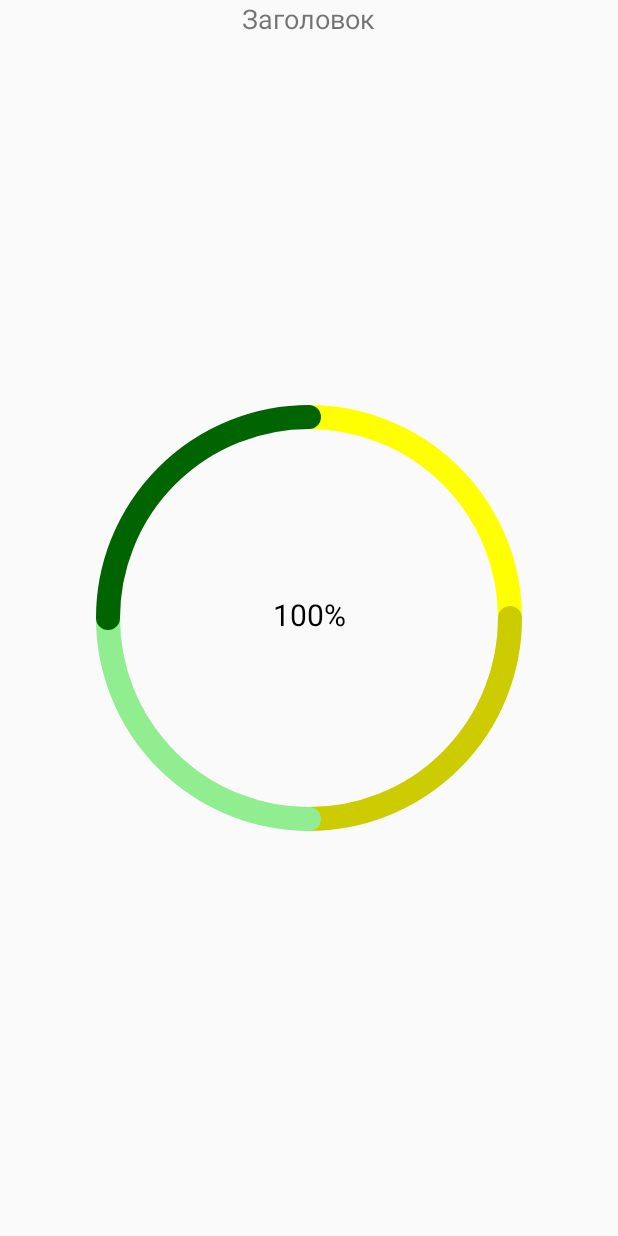
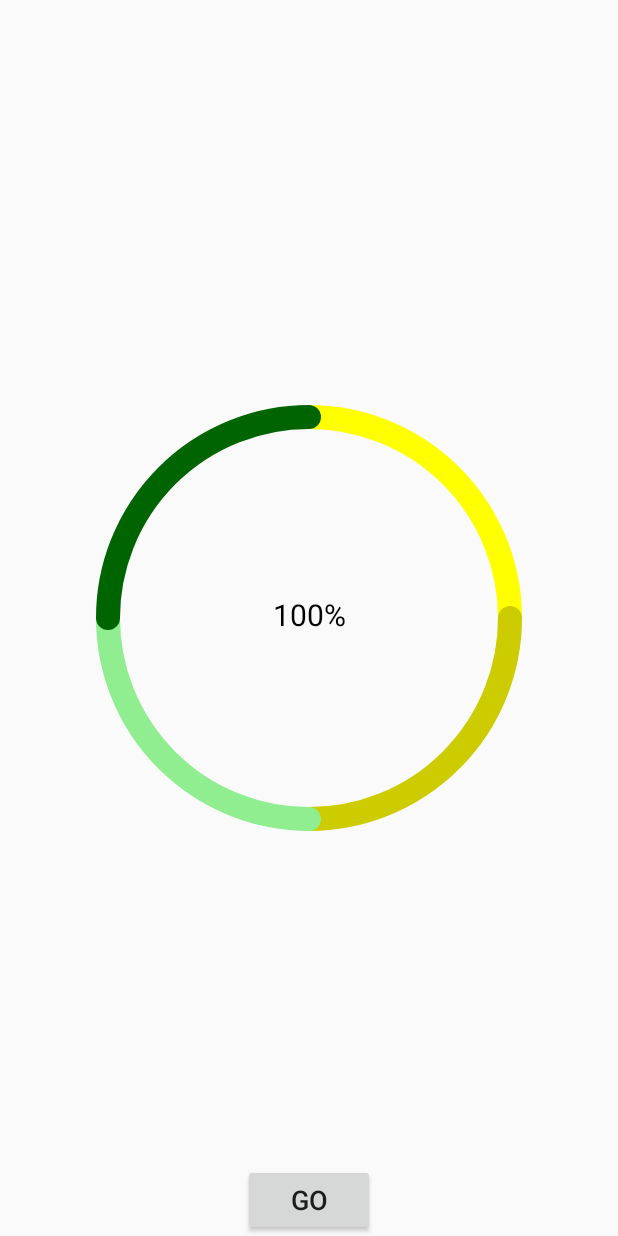
Before and after one commit to SergeiKhriapov/StatsView, an Android app: the screen it shows after launch (MainActivity), on a phone screen of 412 x 824 dp. Run offline under Robolectric (Android 15) with nearby library versions, the phone set to English and light mode, and no system bars.

Commit message:
Layouttransition

```diff
--- a/app/src/main/java/ru/netology/startsview/MainActivity.kt
+++ b/app/src/main/java/ru/netology/startsview/MainActivity.kt
@@ -1,66 +1,21 @@
 package ru.netology.startsview
 
-import android.animation.ValueAnimator
 import android.os.Bundle
-import android.view.animation.Animation
-import android.view.animation.AnimationUtils
-import android.view.animation.LinearInterpolator
-import android.widget.TextView
+import android.transition.Scene
+import android.transition.TransitionManager
+import android.view.View
+import android.view.ViewGroup
 import androidx.activity.ComponentActivity
-import org.w3c.dom.Text
-import ru.netology.startsview.ui.theme.StatsView
 
 class MainActivity : ComponentActivity() {
     override fun onCreate(savedInstanceState: Bundle?) {
         super.onCreate(savedInstanceState)
 
         setContentView(R.layout.activity_main)
-        val view = findViewById<StatsView>(R.id.statsView)
-        view.data = listOf(
-            1F,
-            1F,
-            1F,
-            1F
-        )
-
-        /*val textView = findViewById<TextView>(R.id.label)
-
-
-        view.animate()
-            .rotation(720F)
-            .setInterpolator(LinearInterpolator())
-            .setStartDelay(1000)
-            .setDuration(1000)
-            .start()*/
-
-        val animator = ValueAnimator.ofFloat(0f, 360f)
-        animator.duration = 5000 // 2 секунды
-        animator.interpolator = LinearInterpolator()
-        animator.addUpdateListener { animation ->
-            view.progress = animation.animatedValue as Float
+        val root = findViewById<ViewGroup>(R.id.root)
+        val scene = Scene.getSceneForLayout(root, R.layout.end_scene, this)
+        findViewById<View>(R.id.goButton).setOnClickListener {
+            TransitionManager.go(scene)
         }
-        animator.start()
-
-
-
-        /*   view.startAnimation(
-               AnimationUtils.loadAnimation(this, R.anim.animation).apply {
-                   setAnimationListener(object : Animation.AnimationListener {
-                       override fun onAnimationEnd(p0: Animation?) {
-                           textView.text = "onAnimationEnd"
-                       }
-
-                       override fun onAnimationRepeat(p0: Animation?) {
-                           textView.text = "onAnimationRepeat"
-                       }
-
-                       override fun onAnimationStart(p0: Animation?) {
-                           textView.text = "onAnimationStart"
-                       }
-
-                   })
-               }
-           )*/
-
     }
 }
--- a/app/src/main/java/ru/netology/startsview/ui/theme/StatsView.kt
+++ b/app/src/main/java/ru/netology/startsview/ui/theme/StatsView.kt
@@ -1,5 +1,6 @@
 package ru.netology.startsview.ui.theme
 
+import android.animation.ValueAnimator
 import android.content.Context
 import android.graphics.Canvas
 import android.graphics.Paint
@@ -7,6 +8,7 @@ import android.graphics.PointF
 import android.graphics.RectF
 import android.util.AttributeSet
 import android.view.View
+import android.view.animation.LinearInterpolator
 import androidx.core.content.withStyledAttributes
 import ru.netology.startsview.R
 import ru.netology.startsview.utils.AndroidUtils
@@ -39,7 +41,9 @@ class StatsView @JvmOverloads constructor(
         textAlign = Paint.Align.CENTER
     }
 
-    var progress: Float = 0f // 0..360
+    private var animator: ValueAnimator? = null
+
+    var progress: Float = 360f
         set(value) {
             field = value
             invalidate()
@@ -68,10 +72,15 @@ class StatsView @JvmOverloads constructor(
         }
     }
 
-    var data: List<Float> = emptyList()
+    var data: List<Float> = listOf(
+        1F,
+        1F,
+        1F,
+        1F
+    )
         set(value) {
             field = value
-            invalidate()
+            startAnimation()
         }
 
     override fun onSizeChanged(w: Int, h: Int, oldw: Int, oldh: Int) {
@@ -134,6 +143,19 @@ class StatsView @JvmOverloads constructor(
         }
     }
 
+    private fun startAnimation() {
+        animator?.cancel()
+        progress = 0f
+        animator = ValueAnimator.ofFloat(0f, 360f).apply {
+            duration = 10000
+            interpolator = LinearInterpolator()
+            addUpdateListener { animation ->
+                progress = animation.animatedValue as Float
+            }
+            start()
+        }
+    }
+
     enum class FillType { PARALLEL, SEQUENTIAL }
 
     private fun generateRandomColor(): Int =
--- a/app/src/main/res/layout/activity_main.xml
+++ b/app/src/main/res/layout/activity_main.xml
@@ -6,27 +6,23 @@
     android:layout_height="match_parent"
     tools:context=".MainActivity">
 
-    <TextView
-        android:id="@+id/label"
+    <FrameLayout
+        android:id="@+id/root"
+        android:layout_width="match_parent"
+        android:layout_height="match_parent">
+
+        <include layout="@layout/start_scene" />
+
+    </FrameLayout>
+
+
+    <Button
+        android:id="@+id/goButton"
         android:layout_width="wrap_content"
         android:layout_height="wrap_content"
-        android:layout_gravity="top|center_horizontal"
-        android:text="Заголовок"
+        android:layout_gravity="bottom|center_horizontal"
+        android:text="Go"
         android:textSize="18sp" />
 
-    <ru.netology.startsview.ui.theme.StatsView
-        android:id="@+id/statsView"
-        android:layout_width="300dp"
-        android:layout_height="300dp"
-        android:layout_gravity="center"
-        app:color1="#FFFF00"
-        app:color2="#CCCC00"
-        app:color3="#90EE90"
-        app:color4="#006400"
-        app:lineWidth="16dp"
-        app:textSize="20sp"
-
-        app:fillType="sequential"
-        />
 
 </FrameLayout>
--- /dev/null
+++ b/app/src/main/res/layout/start_scene.xml
@@ -0,0 +1,21 @@
+<?xml version="1.0" encoding="utf-8"?>
+<merge xmlns:android="http://schemas.android.com/apk/res/android"
+    android:layout_width="match_parent"
+    android:layout_height="match_parent"
+    xmlns:app="http://schemas.android.com/apk/res-auto">
+
+    <ru.netology.startsview.ui.theme.StatsView
+        android:id="@+id/statsView"
+        android:layout_width="300dp"
+        android:layout_height="300dp"
+        android:layout_gravity="center"
+        app:color1="#FFFF00"
+        app:color2="#CCCC00"
+        app:color3="#90EE90"
+        app:color4="#006400"
+        app:lineWidth="16dp"
+        app:textSize="20sp"
+        app:fillType="sequential"
+        />
+
+</merge>
```
Also changed, not shown: app/src/main/res/layout/end_scene.xml (added, +32 -0 lines), 1 other file.
